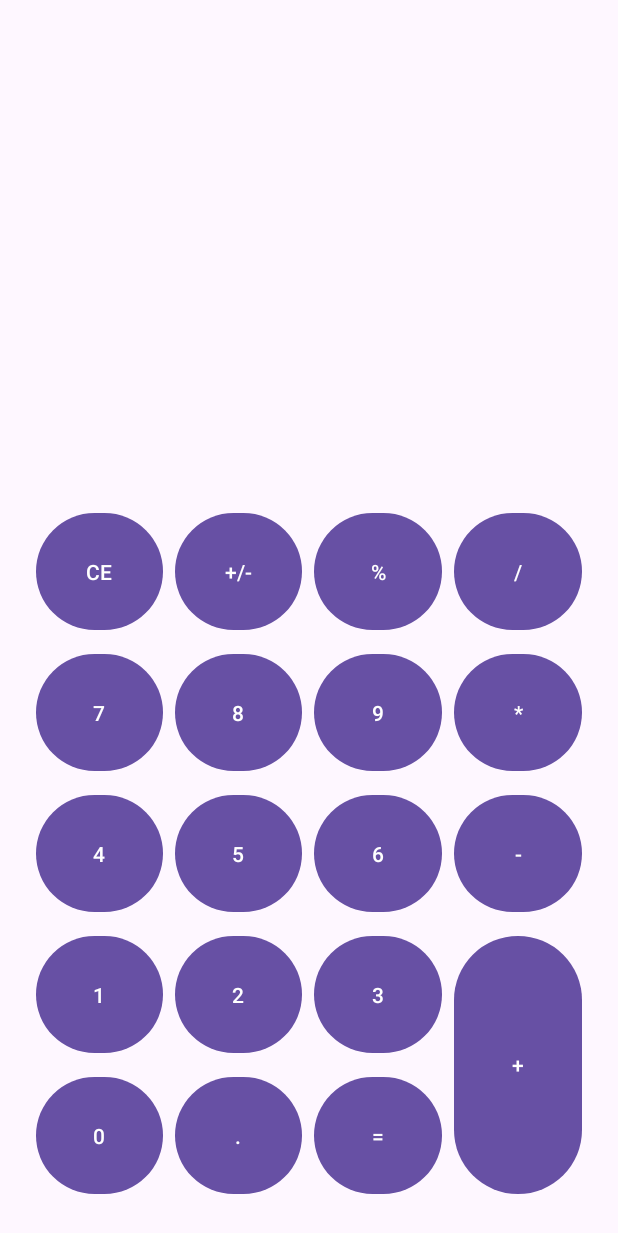
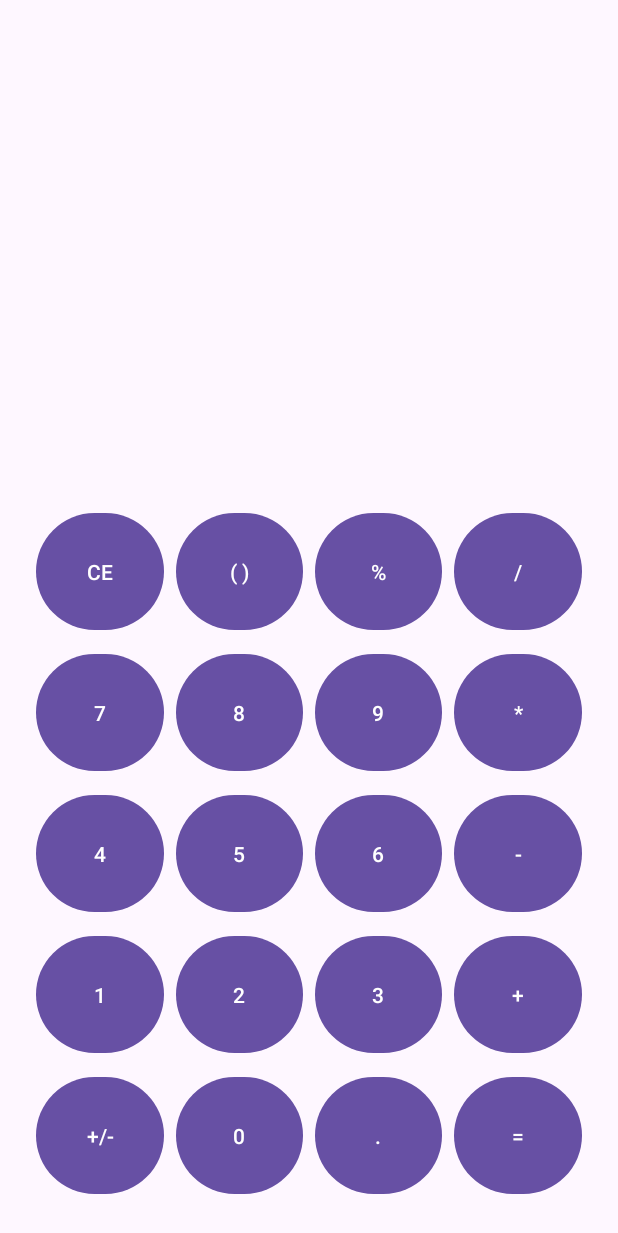
Before and after one commit to vlad7589/Calculator, an Android app: the screen it shows after launch (MainActivity), on a phone screen of 412 x 824 dp. Shown: the top 1233 px of the screen. Run offline under Robolectric (Android 15) with nearby library versions, the phone set to English and light mode, and no system bars; our stand-ins replace data binding.

Commit message:
Change pos btn/Add brackets

```diff
--- a/app/src/main/res/layout/activity_main.xml
+++ b/app/src/main/res/layout/activity_main.xml
@@ -48,13 +48,24 @@
                     android:onClick="@{() -> viewModel.clearText()}"/>
 
                 <Button
+                    android:id="@+id/buttonBrackets"
+                    android:layout_width="0dp"
+                    android:layout_height="wrap_content"
+                    android:layout_row="0"
+                    android:layout_rowWeight="1"
+                    android:layout_column="1"
+                    android:layout_columnWeight="1"
+                    android:layout_gravity="fill"
+                    android:text="( )" />
+
+                <Button
                     android:id="@+id/buttonPM"
                     android:layout_width="0dp"
                     android:layout_rowWeight="1"
                     android:layout_columnWeight="1"
                     android:layout_gravity="fill"
-                    android:layout_row="0"
-                    android:layout_column="1"
+                    android:layout_row="4"
+                    android:layout_column="0"
                     android:text="+/-"
                     android:onClick="@{() -> viewModel.plusMinusBtn()}"/>
 
@@ -120,7 +131,7 @@
                     android:layout_columnWeight="1"
                     android:layout_gravity="fill"
                     android:layout_row="4"
-                    android:layout_column="0"
+                    android:layout_column="1"
                     android:text="0"
                     android:onClick="@{(it) -> viewModel.getNumber(it)}"/>
 
@@ -164,7 +175,7 @@
                     android:layout_columnWeight="1"
                     android:layout_gravity="fill"
                     android:layout_row="4"
-                    android:layout_column="1"
+                    android:layout_column="2"
                     android:text="."
                     android:onClick="@{(it) -> viewModel.getNumber(it)}"/>
 
@@ -230,7 +241,7 @@
                     android:layout_columnWeight="1"
                     android:layout_gravity="fill"
                     android:layout_row="4"
-                    android:layout_column="2"
+                    android:layout_column="3"
                     android:text="="
                     android:onClick="@{() -> viewModel.equals()}"/>
 
@@ -241,7 +252,6 @@
                     android:layout_columnWeight="1"
                     android:layout_gravity="fill"
                     android:layout_row="3"
-                    android:layout_rowSpan="2"
                     android:layout_column="3"
                     android:text="+"
                     android:onClick="@{(it) -> viewModel.getSymbol(it)}"/>
```
